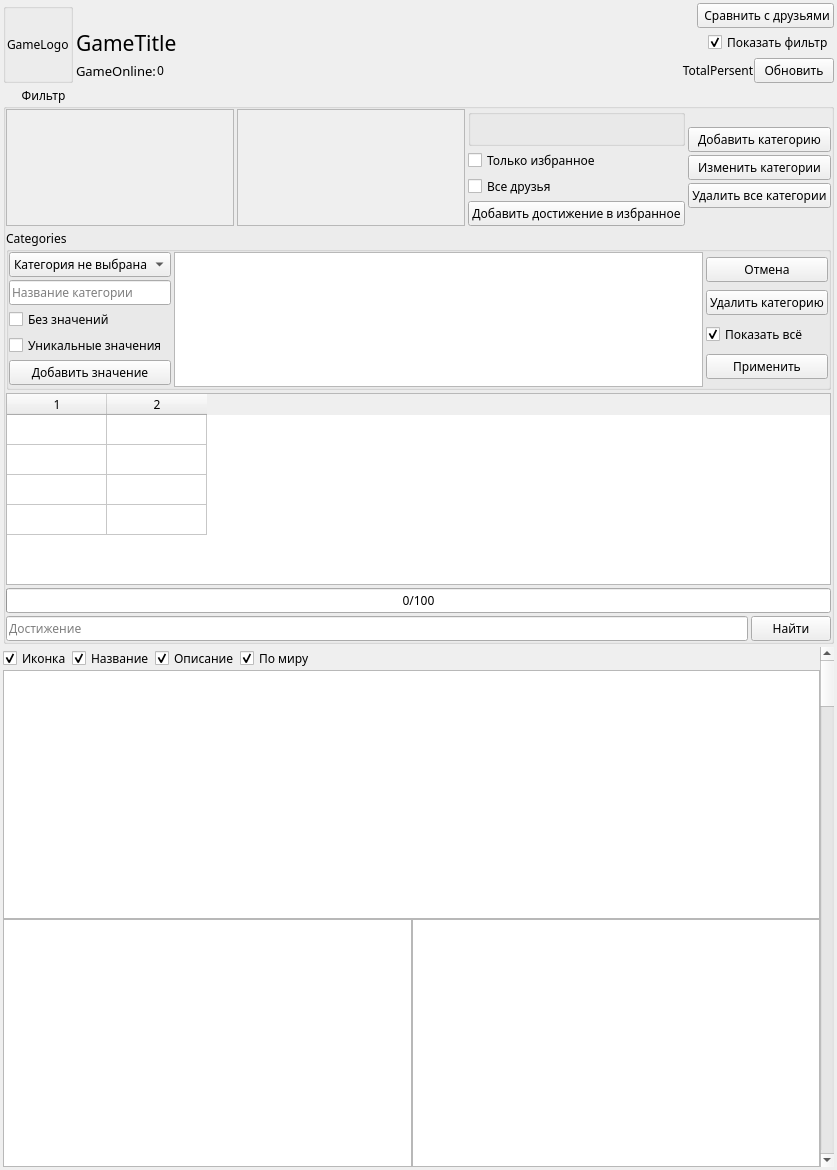
Before: the Qt Designer form AraSteamManager/subform/formachievements.ui in Arankir/AraSteamManager, drawn with Qt 5.
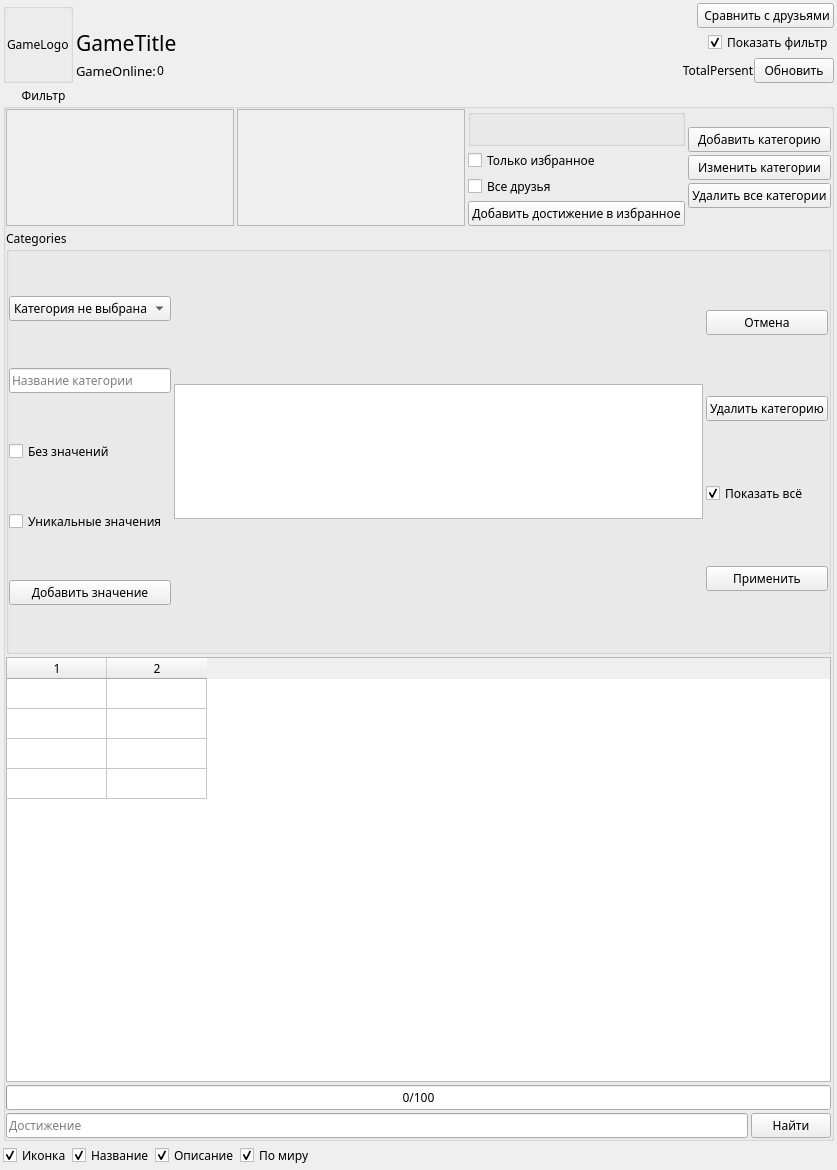
After: the same form once the commit is applied.

What changed in the file:
```diff
--- a/AraSteamManager/subform/formachievements.ui
+++ b/AraSteamManager/subform/formachievements.ui
@@ -686,73 +686,8 @@
          </item>
         </layout>
        </item>
-       <item>
-        <widget class="QTableWidget" name="TableWidgetHorizontalHeaderAchievements">
-         <property name="horizontalScrollBarPolicy">
-          <enum>Qt::ScrollBarAlwaysOff</enum>
-         </property>
-         <attribute name="horizontalHeaderStretchLastSection">
-          <bool>true</bool>
-         </attribute>
-         <attribute name="verticalHeaderVisible">
-          <bool>false</bool>
-         </attribute>
-         <attribute name="verticalHeaderStretchLastSection">
-          <bool>true</bool>
-         </attribute>
-        </widget>
-       </item>
-       <item>
-        <layout class="QHBoxLayout" name="horizontalLayout_5">
-         <property name="spacing">
-          <number>0</number>
-         </property>
-         <item>
-          <widget class="QTableWidget" name="TableWidgetAchievements">
-           <property name="verticalScrollBarPolicy">
-            <enum>Qt::ScrollBarAlwaysOff</enum>
-           </property>
-           <property name="editTriggers">
-            <set>QAbstractItemView::SelectedClicked</set>
-           </property>
-           <property name="selectionBehavior">
-            <enum>QAbstractItemView::SelectRows</enum>
-           </property>
-           <attribute name="horizontalHeaderVisible">
-            <bool>false</bool>
-           </attribute>
-           <attribute name="horizontalHeaderStretchLastSection">
-            <bool>true</bool>
-           </attribute>
-          </widget>
-         </item>
-         <item>
-          <widget class="QTableWidget" name="TableWidgetCategory">
-           <property name="selectionBehavior">
-            <enum>QAbstractItemView::SelectRows</enum>
-           </property>
-           <property name="sortingEnabled">
-            <bool>true</bool>
-           </property>
-           <attribute name="horizontalHeaderHighlightSections">
-            <bool>false</bool>
-           </attribute>
-           <attribute name="verticalHeaderVisible">
-            <bool>false</bool>
-           </attribute>
-          </widget>
-         </item>
-        </layout>
-       </item>
       </layout>
      </item>
-     <item>
-      <widget class="QScrollBar" name="VerticalScrollBarTableAchievements">
-       <property name="orientation">
-        <enum>Qt::Vertical</enum>
-       </property>
-      </widget>
-     </item>
     </layout>
    </item>
   </layout>
```
Left out of the diff: 2 changed lines with no effect on the pictures.
